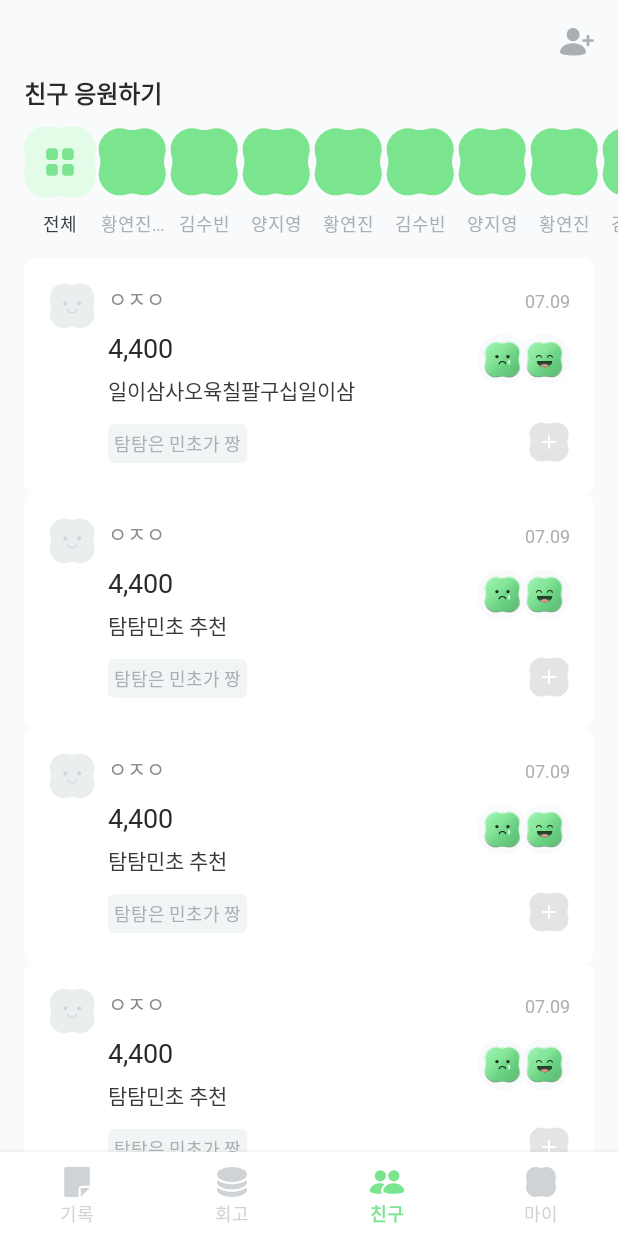
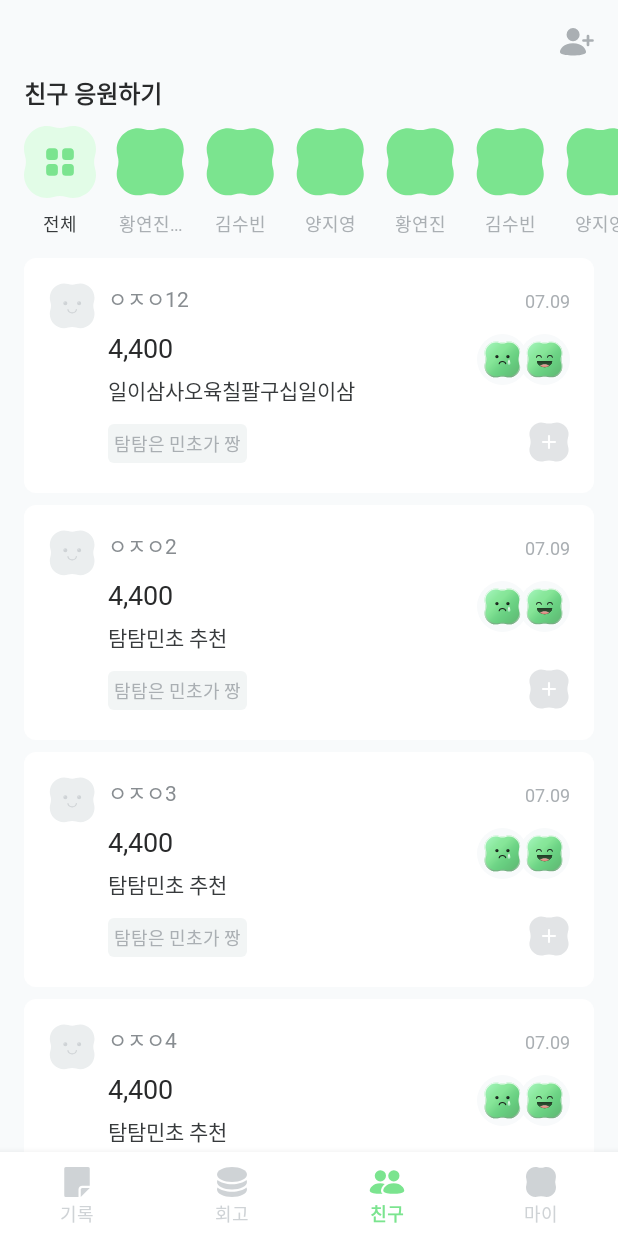
Before and after one commit to TeamPOME/POME-Android, an Android app: the screen it shows after launch (MainActivity), item 3 of the bottom bar chosen, on a phone screen of 412 x 824 dp. Run offline under Robolectric (Android 15) with nearby library versions, the phone set to English and light mode, and no system bars; our stand-ins replace Dagger/Hilt's generated code, Timber, data binding.

Commit message:
[feature/#18] 친구 소비 itemDecorator

```diff
--- a/app/src/main/java/com/teampome/pome/presentation/friends/FriendsFragment.kt
+++ b/app/src/main/java/com/teampome/pome/presentation/friends/FriendsFragment.kt
@@ -5,6 +5,8 @@ import android.view.View
 import com.teampome.pome.R
 import com.teampome.pome.databinding.FragmentFriendsBinding
 import com.teampome.pome.util.BaseFragment
+import com.teampome.pome.util.FriendsConsumeItemDecorator
+import com.teampome.pome.util.FriendsProfileItemDecorator
 
 class FriendsFragment : BaseFragment<FragmentFriendsBinding>(R.layout.fragment_friends) {
     private lateinit var friendsConsumeAdapter: FriendsConsumeAdapter
@@ -17,9 +19,12 @@ class FriendsFragment : BaseFragment<FragmentFriendsBinding>(R.layout.fragment_f
         super.onViewCreated(view, savedInstanceState)
         initConsumeAdapter()
         initListAdapter()
+
+        //후에 서버통신 할 에정
         getFriendsConsumeData()
+        getFriendProfileList()
 
-        getFriendProfileList()
+        addFriendsDecoration()
     }
 
     private fun initConsumeAdapter() {
@@ -40,7 +45,7 @@ class FriendsFragment : BaseFragment<FragmentFriendsBinding>(R.layout.fragment_f
         friendsConsumeAdapter.submitList(
             listOf(
                 FriendsConsumeData(
-                    name = "ㅇㅈㅇ",
+                    name = "ㅇㅈㅇ12",
                     description = "일이삼사오육칠팔구십일이삼사오육칠팔구",
                     date = "07.09",
                     price = "4,400",
@@ -49,7 +54,7 @@ class FriendsFragment : BaseFragment<FragmentFriendsBinding>(R.layout.fragment_f
                     tag = "탐탐은 민초가 짱"
                 ),
                 FriendsConsumeData(
-                    name = "ㅇㅈㅇ",
+                    name = "ㅇㅈㅇ2",
                     description = "탐탐민초 추천",
                     date = "07.09",
                     price = "4,400",
@@ -58,7 +63,7 @@ class FriendsFragment : BaseFragment<FragmentFriendsBinding>(R.layout.fragment_f
                     tag = "탐탐은 민초가 짱"
                 ),
                 FriendsConsumeData(
-                    name = "ㅇㅈㅇ",
+                    name = "ㅇㅈㅇ3",
                     description = "탐탐민초 추천",
                     date = "07.09",
                     price = "4,400",
@@ -67,7 +72,7 @@ class FriendsFragment : BaseFragment<FragmentFriendsBinding>(R.layout.fragment_f
                     tag = "탐탐은 민초가 짱"
                 ),
                 FriendsConsumeData(
-                    name = "ㅇㅈㅇ",
+                    name = "ㅇㅈㅇ4",
                     description = "탐탐민초 추천",
                     date = "07.09",
                     price = "4,400",
@@ -76,7 +81,7 @@ class FriendsFragment : BaseFragment<FragmentFriendsBinding>(R.layout.fragment_f
                     tag = "탐탐은 민초가 짱"
                 ),
                 FriendsConsumeData(
-                    name = "ㅇㅈㅇ",
+                    name = "ㅇㅈㅇ5",
                     description = "탐탐민초 추천",
                     date = "07.09",
                     price = "4,400",
@@ -85,7 +90,7 @@ class FriendsFragment : BaseFragment<FragmentFriendsBinding>(R.layout.fragment_f
                     tag = "탐탐은 민초가 짱"
                 ),
                 FriendsConsumeData(
-                    name = "ㅇㅈㅇ",
+                    name = "ㅇㅈㅇ6",
                     description = "탐탐민초 추천",
                     date = "07.09",
                     price = "4,400",
@@ -94,7 +99,7 @@ class FriendsFragment : BaseFragment<FragmentFriendsBinding>(R.layout.fragment_f
                     tag = "탐탐은 민초가 짱"
                 ),
                 FriendsConsumeData(
-                    name = "ㅇㅈㅇ",
+                    name = "ㅇㅈㅇ7",
                     description = "탐탐민초 추천",
                     date = "07.09",
                     price = "4,400",
@@ -103,7 +108,7 @@ class FriendsFragment : BaseFragment<FragmentFriendsBinding>(R.layout.fragment_f
                     tag = "탐탐은 민초가 짱"
                 ),
                 FriendsConsumeData(
-                    name = "ㅇㅈㅇ",
+                    name = "ㅇㅈㅇ8",
                     description = "탐탐민초 추천",
                     date = "07.09",
                     price = "4,400",
@@ -112,7 +117,7 @@ class FriendsFragment : BaseFragment<FragmentFriendsBinding>(R.layout.fragment_f
                     tag = "탐탐은 민초가 짱"
                 ),
                 FriendsConsumeData(
-                    name = "ㅇㅈㅇ",
+                    name = "ㅇㅈㅇ9",
                     description = "탐탐민초 추천",
                     date = "07.09",
                     price = "4,400",
@@ -142,4 +147,9 @@ class FriendsFragment : BaseFragment<FragmentFriendsBinding>(R.layout.fragment_f
             )
         )
     }
+
+    private fun addFriendsDecoration(){
+        binding.rcvFriendsconsumelist.addItemDecoration(FriendsConsumeItemDecorator(12))
+        binding.rcvFriends.addItemDecoration(FriendsProfileItemDecorator(18))
+    }
 }
--- /dev/null
+++ b/app/src/main/java/com/teampome/pome/util/FriendsConsumeItemDecorator.kt
@@ -0,0 +1,18 @@
+package com.teampome.pome.util
+
+import android.graphics.Rect
+import android.view.View
+import androidx.recyclerview.widget.RecyclerView
+
+class FriendsConsumeItemDecorator(private val spacing:Int):RecyclerView.ItemDecoration() {
+    override fun getItemOffsets(
+        outRect: Rect,
+        view: View,
+        parent: RecyclerView,
+        state: RecyclerView.State
+    ) {
+        super.getItemOffsets(outRect, view, parent, state)
+
+        outRect.bottom=spacing
+    }
+}
--- /dev/null
+++ b/app/src/main/java/com/teampome/pome/util/FriendsProfileItemDecorator.kt
@@ -0,0 +1,24 @@
+package com.teampome.pome.util
+
+import android.graphics.Rect
+import android.view.View
+import androidx.recyclerview.widget.RecyclerView
+
+class FriendsProfileItemDecorator(val spacing:Int):RecyclerView.ItemDecoration() {
+    override fun getItemOffsets(
+        outRect: Rect,
+        view: View,
+        parent: RecyclerView,
+        state: RecyclerView.State
+    ) {
+        super.getItemOffsets(outRect, view, parent, state)
+        val position=parent.getChildLayoutPosition(view)
+        val count=state.itemCount
+
+        if(position==count-1){
+            outRect.right=16
+        }else{
+            outRect.right=spacing
+        }
+    }
+}
--- a/app/src/main/res/layout/fragment_friends.xml
+++ b/app/src/main/res/layout/fragment_friends.xml
@@ -60,10 +60,11 @@
         <androidx.recyclerview.widget.RecyclerView
             android:id="@+id/rcv_friendsconsumelist"
             android:layout_width="match_parent"
-            android:layout_height="wrap_content"
+            android:layout_height="0dp"
             android:layout_marginTop="14dp"
             android:orientation="vertical"
             android:paddingHorizontal="16dp"
+            app:layout_constraintBottom_toBottomOf="parent"
             android:visibility="invisible"
             app:layoutManager="androidx.recyclerview.widget.LinearLayoutManager"
             app:layout_constraintTop_toBottomOf="@id/cl_friendslist" />
```
